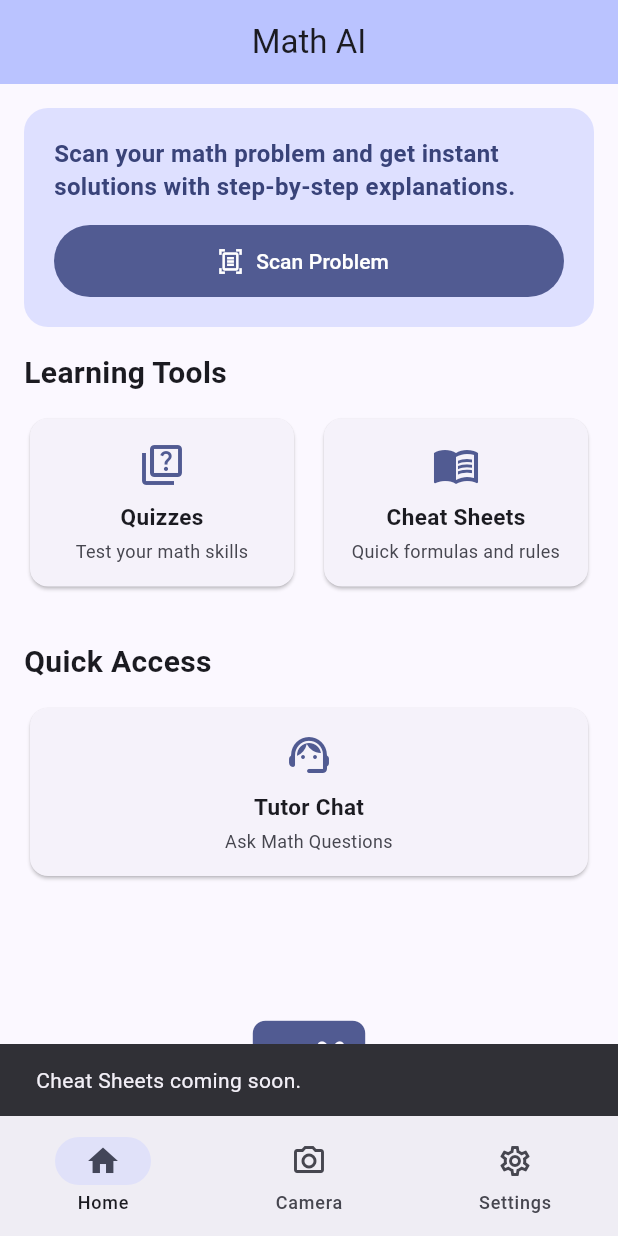
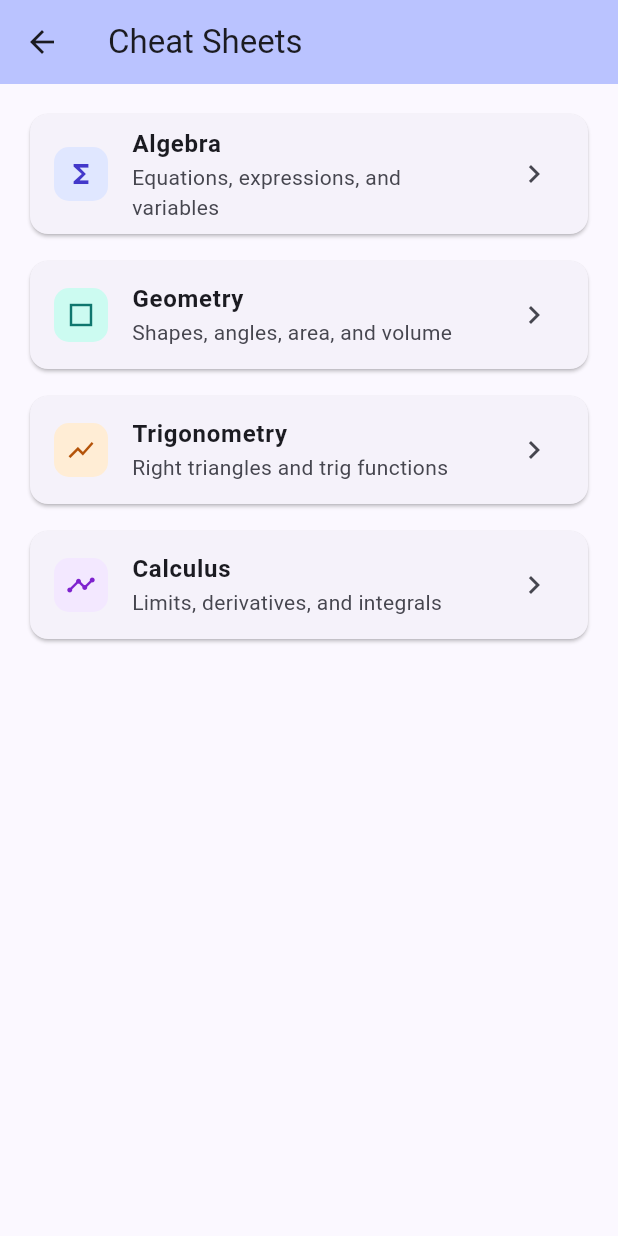
Before and after one commit to mhouston8/Math-Copilot-AI, a Flutter app: the screen it shows after launch, after a tap on "Cheat Sheets", on a phone screen of 412 x 824 dp. Run offline on Flutter 3.47's test engine with Material 3 defaults, Android fonts, the phone set to English and light mode, and no system bars; our stand-ins replace image_picker, supabase_flutter; accounts and stored records are empty; network calls fail.

Commit message:
Add static Cheat Sheets feature with topic and detail screens
Create local cheat sheet models and curated subject content for algebra, geometry, trigonometry, and calculus. Add a Cheat Sheets list screen and detail view, and wire the Home card to open the new flow instead of a placeholder.

Made-with: Cursor

```diff
--- /dev/null
+++ b/lib/data/cheat_sheets_data.dart
@@ -0,0 +1,140 @@
+import '../models/cheat_sheet.dart';
+
+const List<CheatSheet> cheatSheetsData = [
+  CheatSheet(
+    id: 'algebra',
+    title: 'Algebra',
+    subtitle: 'Equations, expressions, and variables',
+    summary:
+        'Use algebra to solve for unknowns, simplify expressions, and model relationships.',
+    sections: [
+      CheatSheetSection(
+        title: 'Must-Know Formulas',
+        bullets: [
+          'Slope-intercept form: y = mx + b',
+          'Point-slope form: y - y1 = m(x - x1)',
+          'Difference of squares: a^2 - b^2 = (a - b)(a + b)',
+          'Quadratic formula: x = (-b +/- sqrt(b^2 - 4ac)) / (2a)',
+        ],
+      ),
+      CheatSheetSection(
+        title: 'Key Rules',
+        bullets: [
+          'Do the same operation to both sides of an equation.',
+          'Distribute before combining like terms.',
+          'Keep variable terms on one side when solving linear equations.',
+        ],
+      ),
+      CheatSheetSection(
+        title: 'Common Mistakes',
+        bullets: [
+          'Forgetting to distribute a negative sign.',
+          'Combining unlike terms (for example x and x^2).',
+          'Dropping parentheses too early.',
+        ],
+      ),
+    ],
+  ),
+  CheatSheet(
+    id: 'geometry',
+    title: 'Geometry',
+    subtitle: 'Shapes, angles, area, and volume',
+    summary:
+        'Geometry helps you measure shapes and reason about space, angles, and dimensions.',
+    sections: [
+      CheatSheetSection(
+        title: 'Must-Know Formulas',
+        bullets: [
+          'Triangle area: A = 1/2 bh',
+          'Circle area: A = pi r^2',
+          'Circle circumference: C = 2 pi r',
+          'Pythagorean theorem: a^2 + b^2 = c^2',
+        ],
+      ),
+      CheatSheetSection(
+        title: 'Key Rules',
+        bullets: [
+          'Interior angles of a triangle sum to 180 degrees.',
+          'Vertical angles are equal.',
+          'Opposite sides of a parallelogram are equal and parallel.',
+        ],
+      ),
+      CheatSheetSection(
+        title: 'Common Mistakes',
+        bullets: [
+          'Mixing up area and perimeter formulas.',
+          'Using diameter when the formula needs radius.',
+          'Forgetting to square units for area.',
+        ],
+      ),
+    ],
+  ),
+  CheatSheet(
+    id: 'trigonometry',
+    title: 'Trigonometry',
+    subtitle: 'Right triangles and trig functions',
+    summary:
+        'Trigonometry connects angles and side lengths using sine, cosine, and tangent.',
+    sections: [
+      CheatSheetSection(
+        title: 'Must-Know Formulas',
+        bullets: [
+          'sin(theta) = opposite / hypotenuse',
+          'cos(theta) = adjacent / hypotenuse',
+          'tan(theta) = opposite / adjacent',
+          'Identity: sin^2(theta) + cos^2(theta) = 1',
+        ],
+      ),
+      CheatSheetSection(
+        title: 'Key Rules',
+        bullets: [
+          'Use inverse trig to find missing angles.',
+          'Convert degrees/radians when required by the problem.',
+          'Check calculator mode (degree vs radian).',
+        ],
+      ),
+      CheatSheetSection(
+        title: 'Common Mistakes',
+        bullets: [
+          'Using the wrong trig ratio for known sides.',
+          'Forgetting calculator mode setting.',
+          'Rounding too early in multi-step problems.',
+        ],
+      ),
+    ],
+  ),
+  CheatSheet(
+    id: 'calculus',
+    title: 'Calculus',
+    subtitle: 'Limits, derivatives, and integrals',
+    summary:
+        'Calculus studies change and accumulation through derivatives and integrals.',
+    sections: [
+      CheatSheetSection(
+        title: 'Must-Know Formulas',
+        bullets: [
+          'Power rule: d/dx (x^n) = n x^(n-1)',
+          'Constant multiple: d/dx [c f(x)] = c f\'(x)',
+          'Product rule: (fg)\' = f\'g + fg\'',
+          'Fundamental theorem: integral from a to b f\'(x) dx = f(b) - f(a)',
+        ],
+      ),
+      CheatSheetSection(
+        title: 'Key Rules',
+        bullets: [
+          'Derivatives measure instantaneous rate of change.',
+          'Integrals represent accumulated area/change.',
+          'Use chain rule when a function is nested.',
+        ],
+      ),
+      CheatSheetSection(
+        title: 'Common Mistakes',
+        bullets: [
+          'Forgetting chain rule in composite functions.',
+          'Dropping + C for indefinite integrals.',
+          'Sign errors when applying product/quotient rules.',
+        ],
+      ),
+    ],
+  ),
+];
--- /dev/null
+++ b/lib/screens/cheat_sheets_screen.dart
@@ -0,0 +1,86 @@
+import 'package:flutter/material.dart';
+
+import '../data/cheat_sheets_data.dart';
+import 'cheat_sheet_detail_screen.dart';
+
+class CheatSheetsScreen extends StatelessWidget {
+  const CheatSheetsScreen({super.key});
+
+  @override
+  Widget build(BuildContext context) {
+    return Scaffold(
+      appBar: AppBar(
+        title: const Text('Cheat Sheets'),
+        backgroundColor: Theme.of(context).colorScheme.inversePrimary,
+      ),
+      body: ListView.separated(
+        padding: const EdgeInsets.all(16),
+        itemCount: cheatSheetsData.length,
+        separatorBuilder: (_, __) => const SizedBox(height: 10),
+        itemBuilder: (context, index) {
+          final sheet = cheatSheetsData[index];
+          return Card(
+            child: ListTile(
+              leading: _SubjectIcon(id: sheet.id),
+              title: Text(
+                sheet.title,
+                style: const TextStyle(fontWeight: FontWeight.w600),
+              ),
+              subtitle: Text(sheet.subtitle),
+              trailing: const Icon(Icons.chevron_right),
+              onTap: () {
+                Navigator.push(
+                  context,
+                  MaterialPageRoute(
+                    builder: (context) => CheatSheetDetailScreen(
+                      cheatSheet: sheet,
+                    ),
+                  ),
+                );
+              },
+            ),
+          );
+        },
+      ),
+    );
+  }
+}
+
+class _SubjectIcon extends StatelessWidget {
+  const _SubjectIcon({required this.id});
+
+  final String id;
+
+  @override
+  Widget build(BuildContext context) {
+    final (icon, color, bg) = _iconMeta(id);
+    return Container(
+      width: 36,
+      height: 36,
+      decoration: BoxDecoration(
+        color: bg,
+        borderRadius: BorderRadius.circular(10),
+      ),
+      child: Icon(icon, color: color, size: 20),
+    );
+  }
+
+  (IconData, Color, Color) _iconMeta(String id) {
+    switch (id) {
+      case 'algebra':
+        return (Icons.functions, const Color(0xFF4338CA), const Color(0xFFE0E7FF));
+      case 'geometry':
+        return (
+          Icons.square_outlined,
+          const Color(0xFF0F766E),
+          const Color(0xFFCCFBF1),
+        );
+      case 'trigonometry':
+        return (Icons.show_chart, const Color(0xFFB45309), const Color(0xFFFFEDD5));
+      case 'calculus':
+        return (Icons.timeline, const Color(0xFF7E22CE), const Color(0xFFF3E8FF));
+      default:
+        return (Icons.menu_book_outlined, Colors.blueGrey, const Color(0xFFE2E8F0));
+    }
+  }
+}
--- a/lib/screens/home_screen.dart
+++ b/lib/screens/home_screen.dart
@@ -4,6 +4,7 @@ import 'package:image_picker/image_picker.dart';
 import '../models/conversation.dart';
 import '../services/supabase_service.dart';
 import 'chat_screen.dart';
+import 'cheat_sheets_screen.dart';
 import 'quiz_screen.dart';
 import 'result_screen.dart';
 import 'tutor_chat_screen.dart';
@@ -313,10 +314,13 @@ class _HomeScreenState extends State<HomeScreen> {
     );
   }
 
-  void _showCheatSheetsPlaceholder() {
-    ScaffoldMessenger.of(
+  void _openCheatSheets() {
+    Navigator.push(
       context,
-    ).showSnackBar(const SnackBar(content: Text('Cheat Sheets coming soon.')));
+      MaterialPageRoute(
+        builder: (context) => const CheatSheetsScreen(),
+      ),
+    );
   }
 
   void _openTutorChat() {
@@ -362,7 +366,7 @@ class _HomeScreenState extends State<HomeScreen> {
               icon: Icons.menu_book_outlined,
               label: 'Cheat Sheets',
               subtitle: 'Quick formulas and rules',
-              onTap: _showCheatSheetsPlaceholder,
+              onTap: _openCheatSheets,
             ),
           ],
         ),
```
Also changed, not shown: lib/models/cheat_sheet.dart (added, +25 -0 lines), lib/screens/cheat_sheet_detail_screen.dart (added, +91 -0 lines).
